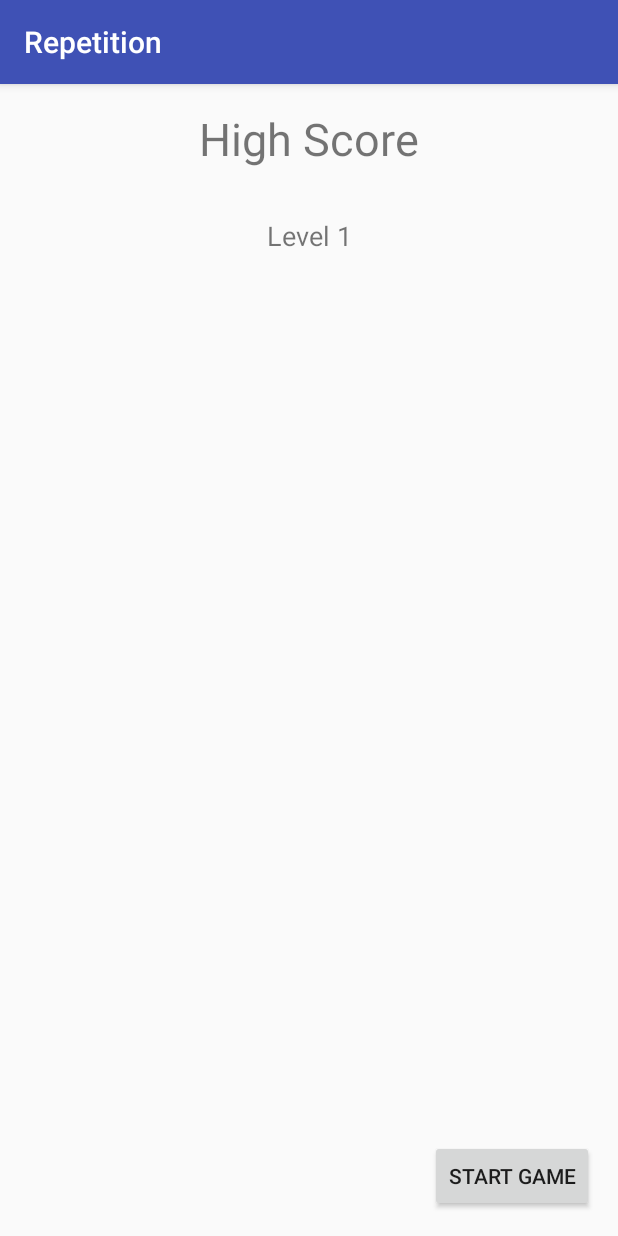
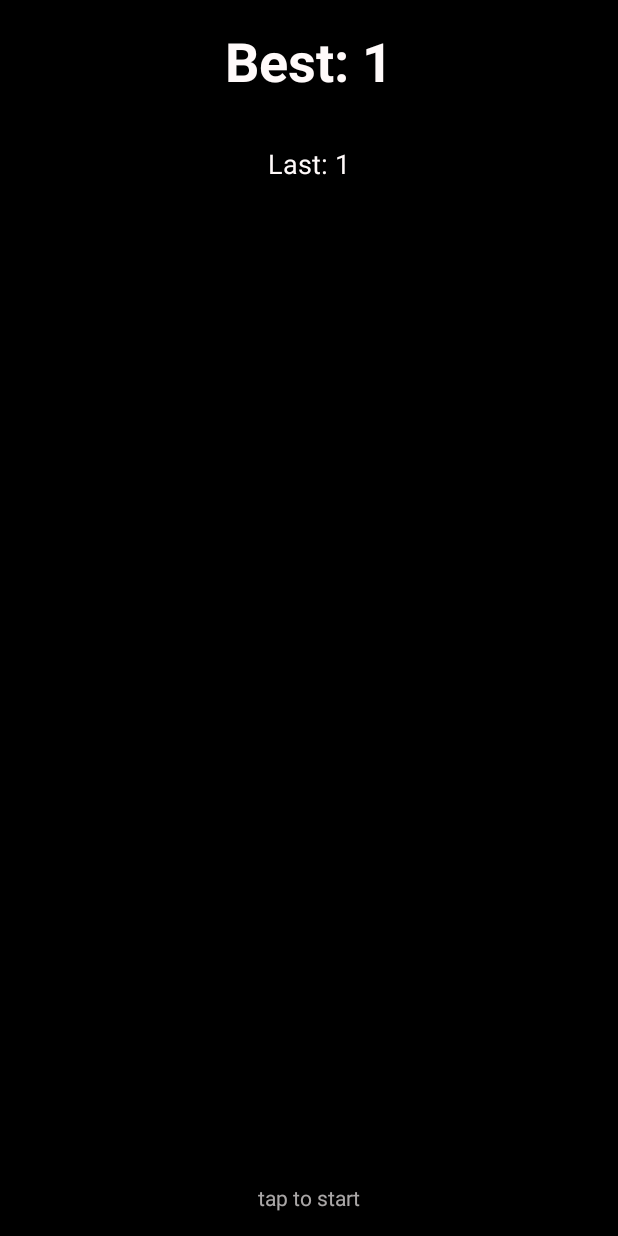
Before and after one commit to ethanl33/Repetition, an Android app: the screen it shows after launch (HomeScreen), on a phone screen of 412 x 824 dp. Run offline under Robolectric (Android 15) with nearby library versions, the phone set to English and light mode, and no system bars.

Commit message:
changed home screen and gameplay

```diff
--- a/app/src/main/java/comethanl33/github/repetition/HomeScreen.java
+++ b/app/src/main/java/comethanl33/github/repetition/HomeScreen.java
@@ -3,14 +3,17 @@ package comethanl33.github.repetition;
 import android.content.Context;
 import android.content.Intent;
 import android.content.SharedPreferences;
+import android.graphics.Color;
+import android.support.v4.view.MotionEventCompat;
 import android.support.v7.app.AppCompatActivity;
 import android.os.Bundle;
+import android.view.MotionEvent;
 import android.view.View;
 import android.widget.TextView;
 
 public class HomeScreen extends AppCompatActivity {
 
-    TextView textView;
+    TextView best, last;
     SharedPreferences sharedPreferences;
 
     @Override
@@ -19,12 +22,44 @@ public class HomeScreen extends AppCompatActivity {
         super.onCreate(savedInstanceState);
         setContentView(R.layout.activity_home_screen);
 
-        textView = findViewById(R.id.textView);
+        best = findViewById(R.id.bestScore);
+        last = findViewById(R.id.lastScore);
 
         sharedPreferences  = getSharedPreferences("Repetition", Context.MODE_PRIVATE);
 
         //setting the values to the textViews
-        textView.setText("Level " + sharedPreferences.getInt("score",1));
+        best.setText("Best: " + sharedPreferences.getInt("score",1));
+        last.setText("Last: " + sharedPreferences.getInt("lastScore", 1) );
+        //textView.setTextColor(Color.parseColor("#FFFFFF"));
+        //title.setTextColor(Color.parseColor("#FFFFFF"));
+    }
+
+    @Override
+    public boolean onTouchEvent(MotionEvent e)
+    {
+        int action = MotionEventCompat.getActionMasked(e);
+
+        switch (action) {
+            case (MotionEvent.ACTION_DOWN): // Called when the user first presses the touchscreen.
+                //Log.d(DEBUG_TAG, "Action was DOWN");
+                Intent intent = new Intent(this, MainActivity.class);
+                startActivity(intent);
+                return true;
+            case (MotionEvent.ACTION_MOVE):
+                //Log.d(DEBUG_TAG, "Action was MOVE");
+                return true;
+            case (MotionEvent.ACTION_UP):
+                //Log.d(DEBUG_TAG, "Action was UP");
+                return true;
+            case (MotionEvent.ACTION_CANCEL):
+                //Log.d(DEBUG_TAG, "Action was CANCEL");
+                return true;
+            case (MotionEvent.ACTION_OUTSIDE):
+                //Log.d(DEBUG_TAG, "Movement occurred outside bounds " + "of current screen element");
+                return true;
+            default:
+                return super.onTouchEvent(e);
+        }
     }
 
     public void startGame(View view)
@@ -32,4 +67,5 @@ public class HomeScreen extends AppCompatActivity {
         Intent intent = new Intent(this, MainActivity.class);
         startActivity(intent);
     }
+
 }
--- a/app/src/main/java/comethanl33/github/repetition/MainActivity.java
+++ b/app/src/main/java/comethanl33/github/repetition/MainActivity.java
@@ -16,6 +16,7 @@ public class MainActivity extends Activity {
 
         super.onCreate(savedInstanceState);
         setContentView(new GameView(this));
+
     }
 
     @Override
--- a/app/src/main/java/comethanl33/github/repetition/MainThread.java
+++ b/app/src/main/java/comethanl33/github/repetition/MainThread.java
@@ -13,7 +13,7 @@ public class MainThread extends Thread {
     private boolean running;
     public static Canvas canvas;
 
-    private int targetFPS = 25;
+    private int targetFPS = 35;
     private double averageFPS;
 
     public MainThread(SurfaceHolder surfaceHolder, GameView gameView)
--- a/app/src/main/res/layout/activity_home_screen.xml
+++ b/app/src/main/res/layout/activity_home_screen.xml
@@ -3,23 +3,12 @@
     xmlns:app="http://schemas.android.com/apk/res-auto"
     xmlns:tools="http://schemas.android.com/tools"
     android:layout_width="match_parent"
+    android:background="#FF000000"
     android:layout_height="match_parent"
     tools:context=".HomeScreen">
 
-    <Button
-        android:id="@+id/button2"
-        android:layout_width="wrap_content"
-        android:layout_height="wrap_content"
-        android:layout_marginBottom="16dp"
-        android:layout_marginEnd="16dp"
-        android:layout_marginRight="16dp"
-        android:onClick="startGame"
-        android:text="@string/button"
-        app:layout_constraintBottom_toBottomOf="parent"
-        app:layout_constraintEnd_toEndOf="parent" />
-
     <TextView
-        android:id="@+id/title"
+        android:id="@+id/bestScore"
         android:layout_width="wrap_content"
         android:layout_height="wrap_content"
         android:layout_marginEnd="16dp"
@@ -27,21 +16,36 @@
         android:layout_marginRight="16dp"
         android:layout_marginStart="16dp"
         android:layout_marginTop="16dp"
-        android:text="@string/high_score"
-        android:textSize="30sp"
+        android:text="Best Score"
+        android:textColor="#FFFAFA"
+        android:textSize="36sp"
+        android:textStyle="bold"
         app:layout_constraintEnd_toEndOf="parent"
         app:layout_constraintStart_toStartOf="parent"
         app:layout_constraintTop_toTopOf="parent" />
 
     <TextView
-        android:id="@+id/textView"
+        android:id="@+id/lastScore"
         android:layout_width="wrap_content"
         android:layout_height="wrap_content"
         android:layout_marginTop="32dp"
-        android:text="Your High Score"
+        android:text="Last Score"
+        android:textColor="#FFFAFA"
         android:textSize="18sp"
         app:layout_constraintEnd_toEndOf="parent"
         app:layout_constraintStart_toStartOf="parent"
-        app:layout_constraintTop_toBottomOf="@+id/title" />
+        app:layout_constraintTop_toBottomOf="@+id/bestScore" />
+
+    <TextView
+        android:id="@+id/info"
+        android:layout_width="wrap_content"
+        android:layout_height="wrap_content"
+        android:layout_marginBottom="16dp"
+        android:text="@string/home_screen_description"
+        android:textColor="#AAFFFAFA"
+
+        app:layout_constraintBottom_toBottomOf="parent"
+        app:layout_constraintEnd_toEndOf="parent"
+        app:layout_constraintStart_toStartOf="parent" />
 
 </android.support.constraint.ConstraintLayout>
--- a/app/src/main/res/values/colors.xml
+++ b/app/src/main/res/values/colors.xml
@@ -1,6 +1,6 @@
 <?xml version="1.0" encoding="utf-8"?>
 <resources>
-    <color name="colorPrimary">#3F51B5</color>
-    <color name="colorPrimaryDark">#303F9F</color>
+    <color name="colorPrimary">#FF000000</color>
+    <color name="colorPrimaryDark">#191919</color>
     <color name="colorAccent">#FF4081</color>
 </resources>
--- a/app/src/main/res/values/strings.xml
+++ b/app/src/main/res/values/strings.xml
@@ -2,4 +2,5 @@
     <string name="app_name">Repetition</string>
     <string name="button">Start Game</string>
     <string name="high_score">High Score</string>
+    <string name="home_screen_description">tap to start</string>
 </resources>
--- a/app/src/main/res/values/styles.xml
+++ b/app/src/main/res/values/styles.xml
@@ -1,7 +1,7 @@
 <resources>
 
     <!-- Base application theme. -->
-    <style name="AppTheme" parent="Theme.AppCompat.Light.DarkActionBar">
+    <style name="AppTheme" parent="Theme.AppCompat.Light.NoActionBar">
         <!-- Customize your theme here. -->
         <item name="colorPrimary">@color/colorPrimary</item>
         <item name="colorPrimaryDark">@color/colorPrimaryDark</item>
```
Also changed, not shown: app/src/main/java/comethanl33/github/repetition/GameView.java (+22 -1 lines), app/src/main/java/comethanl33/github/repetition/PlayRepetition.java (+6 -5 lines).
